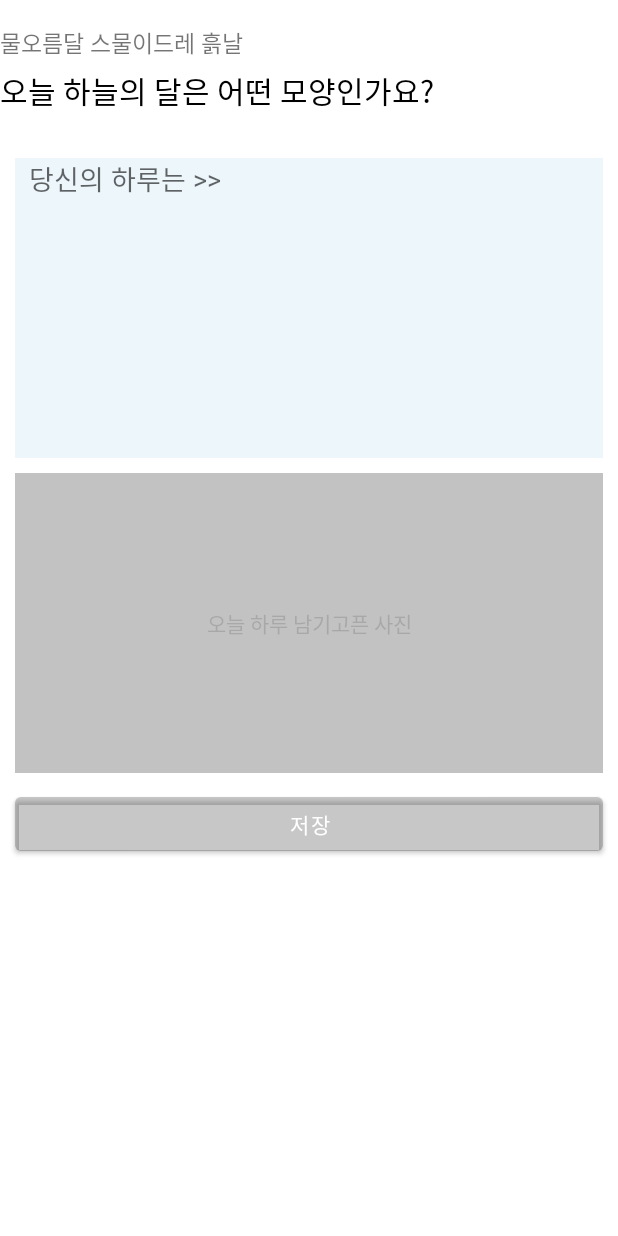
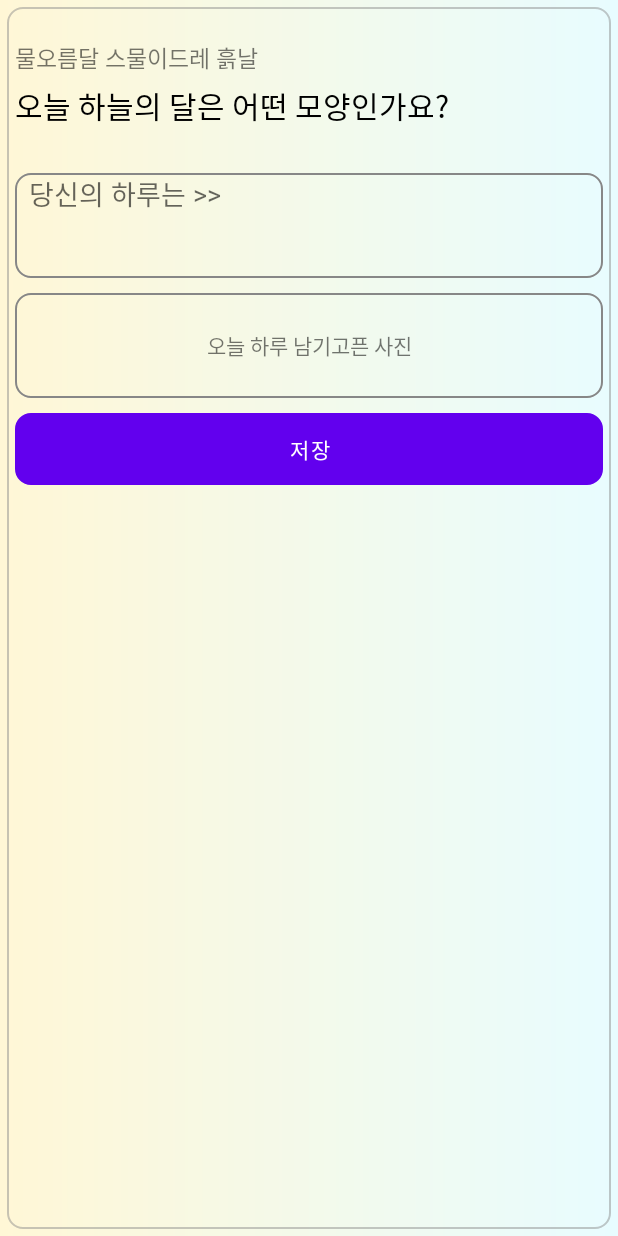
Before and after one commit to freean2468/project_shimpyo, an Android app: the Fragment01 screen opened directly, with no data from a screen before it, on a phone screen of 412 x 824 dp. Run offline under Robolectric (Android 15) with nearby library versions, the phone set to English and light mode, and no system bars; our stand-ins replace Volley; network calls fail; pictures from the network do not load.

Commit message:
#android_14 : theme 디자인, background 추가.

```diff
--- a/android/app/src/main/java/com/mirae/shimpyo/fragment/Fragment01.java
+++ b/android/app/src/main/java/com/mirae/shimpyo/fragment/Fragment01.java
@@ -36,7 +36,9 @@ public class Fragment01 extends Fragment {
 
     public static Fragment01 instance = null;
 
-    private Fragment01() { }
+    private Fragment01() {
+        this.photo = new byte[]{};
+    }
 
     public static Fragment01 getInstance(){
         if (instance == null) {
--- /dev/null
+++ b/android/app/src/main/res/drawable/background.xml
@@ -0,0 +1,26 @@
+<?xml version="1.0" encoding="utf-8"?>
+<layer-list xmlns:android="http://schemas.android.com/apk/res/android">
+    <item>
+        <shape
+            android:shape="rectangle">
+            <gradient android:startColor="#FFF7D6"
+                android:endColor="#E8FCFF"/>
+        </shape>
+    </item>
+    <item
+        android:left="5dp"
+        android:right="5dp"
+        android:top="5dp"
+        android:bottom="5dp">
+        <shape
+            android:shape="rectangle">
+            <corners
+                android:radius="10dp"
+                />
+            <stroke
+                android:width="1dp"
+                android:color="#77878787"
+                />
+        </shape>
+    </item>
+</layer-list>
--- a/android/app/src/main/res/drawable/frame.xml
+++ b/android/app/src/main/res/drawable/frame.xml
@@ -4,17 +4,6 @@
     <corners
         android:radius="10dp"
         />
-    <gradient
-        android:angle="270"
-        android:centerX="300%"
-        android:startColor="#00000000"
-        android:endColor="#99000000"
-        android:type="linear"
-        />
-    <size
-        android:width="270dp"
-        android:height="60dp"
-        />
     <stroke
         android:width="1dp"
         android:color="#878787"
--- a/android/app/src/main/res/layout/activity_login.xml
+++ b/android/app/src/main/res/layout/activity_login.xml
@@ -4,16 +4,34 @@
     xmlns:app="http://schemas.android.com/apk/res-auto"
     xmlns:tools="http://schemas.android.com/tools"
     android:layout_width="match_parent"
-    android:layout_height="match_parent">
+    android:layout_height="match_parent"
+    android:background="@drawable/background">
+
+    <TextView
+        android:layout_width="match_parent"
+        android:layout_height="wrap_content"
+        android:layout_margin="40dp"
+        android:fontFamily="@font/font"
+        android:gravity="center"
+        android:text="365일 \n쉼표"
+        android:textSize="40sp"
+        app:layout_constraintBottom_toTopOf="@+id/buttonLogin"
+        app:layout_constraintEnd_toEndOf="parent"
+        app:layout_constraintHorizontal_bias="0.662"
+        app:layout_constraintStart_toStartOf="parent"
+        app:layout_constraintTop_toTopOf="parent" />
 
     <com.kakao.usermgmt.LoginButton
         android:id="@+id/buttonLogin"
         android:layout_width="match_parent"
         android:layout_height="wrap_content"
+        android:layout_margin="40dp"
         app:layout_constraintBottom_toBottomOf="parent"
         app:layout_constraintEnd_toEndOf="parent"
+        app:layout_constraintHorizontal_bias="0.8"
         app:layout_constraintStart_toStartOf="parent"
-        app:layout_constraintTop_toTopOf="parent" />
+        app:layout_constraintTop_toTopOf="parent"
+        app:layout_constraintVertical_bias="0.705" />
 
     <Switch
         android:id="@+id/switchToggleServer"
--- a/android/app/src/main/res/layout/activity_qa.xml
+++ b/android/app/src/main/res/layout/activity_qa.xml
@@ -5,7 +5,8 @@
     android:layout_width="match_parent"
     android:layout_height="match_parent"
     android:orientation="vertical"
-    tools:context=".activity.ActivityQA">
+    tools:context=".activity.ActivityQA"
+    android:background="@drawable/background">
 
     <LinearLayout
         android:layout_width="match_parent"
--- a/android/app/src/main/res/layout/fragment01.xml
+++ b/android/app/src/main/res/layout/fragment01.xml
@@ -9,12 +9,11 @@
         android:layout_height="match_parent"
         android:orientation="vertical">
 
-        <LinearLayout
-            android:layout_width="match_parent"
-            android:layout_height="wrap_content"
-            android:orientation="horizontal">
         <TextView
             android:id="@+id/textViewDayOfYear"
+            android:layout_marginLeft="10dp"
+            android:layout_marginRight="10dp"
+            android:layout_marginTop="10dp"
             android:layout_width="match_parent"
             android:layout_height="40dp"
             android:layout_weight="1"
@@ -23,10 +22,11 @@
             android:gravity="bottom"
             android:text="물오름달 스물이드레 흙날"
             android:textSize="15dp" />
-        </LinearLayout>
 
         <TextView
             android:id="@+id/textViewQuestion"
+            android:layout_marginLeft="10dp"
+            android:layout_marginRight="10dp"
             android:layout_width="match_parent"
             android:layout_height="50dp"
             android:fontFamily="@font/font"
@@ -38,28 +38,31 @@
         <EditText
             android:id="@+id/editTextAnswer"
             android:layout_width="match_parent"
-            android:minHeight="200dp"
+            android:minHeight="70dp"
             android:layout_height="wrap_content"
             android:layout_marginLeft="10dp"
             android:layout_marginTop="10dp"
             android:layout_marginRight="10dp"
-            android:background="#339FD2EA"
             android:fontFamily="@font/font"
             android:gravity="top"
             android:hint="  당신의 하루는 >>"
+            android:background="@drawable/frame"
             android:textColor="#776C6C" />
 
         <RelativeLayout
-            android:layout_width="wrap_content"
+            android:layout_width="match_parent"
             android:layout_height="wrap_content"
             android:layout_margin="10dp">
 
             <ImageView
+                android:padding="1dp"
                 android:id="@+id/imageViewPhoto"
-                android:minHeight="200dp"
+                android:minHeight="70dp"
                 android:layout_width="match_parent"
-                android:layout_height="match_parent"
-                android:background="#66666666"/>
+                android:layout_height="wrap_content"
+                android:background="@drawable/frame"
+                android:scaleType="centerInside"
+                android:adjustViewBounds="true"/>
 
             <TextView
                 android:id="@+id/textViewHint"
@@ -71,8 +74,7 @@
                 android:layout_alignBottom="@+id/imageViewPhoto"
                 android:layout_margin="1dp"
                 android:gravity="center"
-                android:text="오늘 하루 남기고픈 사진"
-                android:textColor="#2A222222"/>
+                android:text="오늘 하루 남기고픈 사진"/>
         </RelativeLayout>
 
         <Button
@@ -82,7 +84,8 @@
             android:layout_marginLeft="10dp"
             android:layout_marginRight="10dp"
             android:layout_marginBottom="10dp"
-            android:backgroundTint="#22222222"
+            android:background="@drawable/frame"
+            android:backgroundTint="#000000"
             android:text="저장"/>
     </LinearLayout>
 </ScrollView>
--- a/android/app/src/main/res/values/themes.xml
+++ b/android/app/src/main/res/values/themes.xml
@@ -12,5 +12,20 @@
         <!-- Status bar color. -->
         <item name="android:statusBarColor" tools:targetApi="l">?attr/colorPrimaryVariant</item>
         <!-- Customize your theme here. -->
+        <item name="android:textViewStyle">@style/TextViewStyle</item>
+        <item name="android:buttonStyle">@style/ButtonStyle</item>
+        <item name="android:editTextStyle">@style/EditTextStyle</item>
+    </style>
+
+    <style name="TextViewStyle" parent="android:Widget.TextView">
+        <item name="android:fontFamily">@font/font</item>
+    </style>
+
+    <style name="ButtonStyle" parent="android:Widget.Button">
+        <item name="android:fontFamily">@font/font</item>
+    </style>
+
+    <style name="EditTextStyle" parent="android:Widget.EditText">
+        <item name="android:fontFamily">@font/font</item>
     </style>
 </resources>
```
Also changed, not shown: 1 other file. Lines whose indentation alone changed are shown as unchanged.
